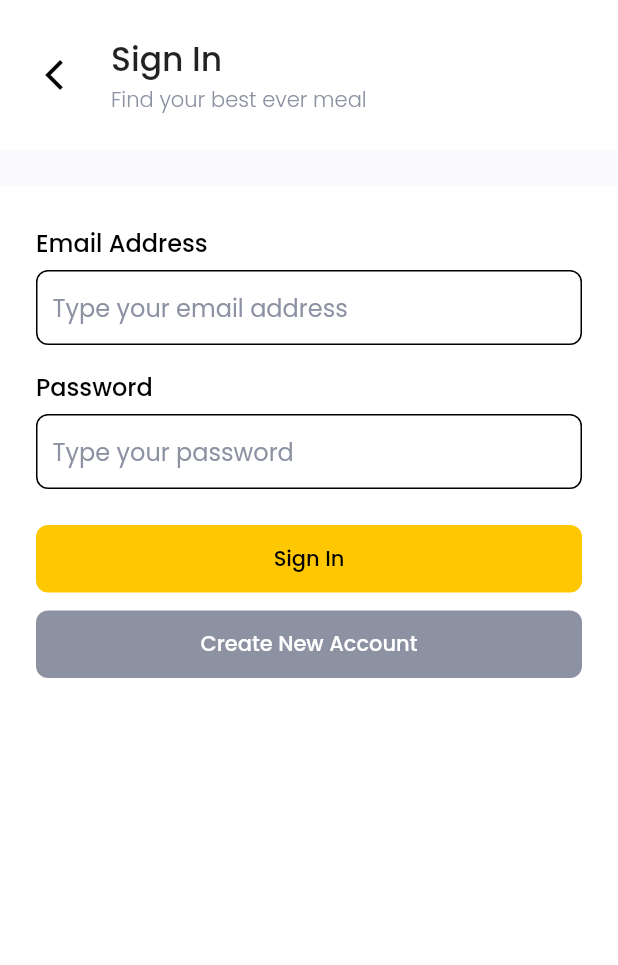
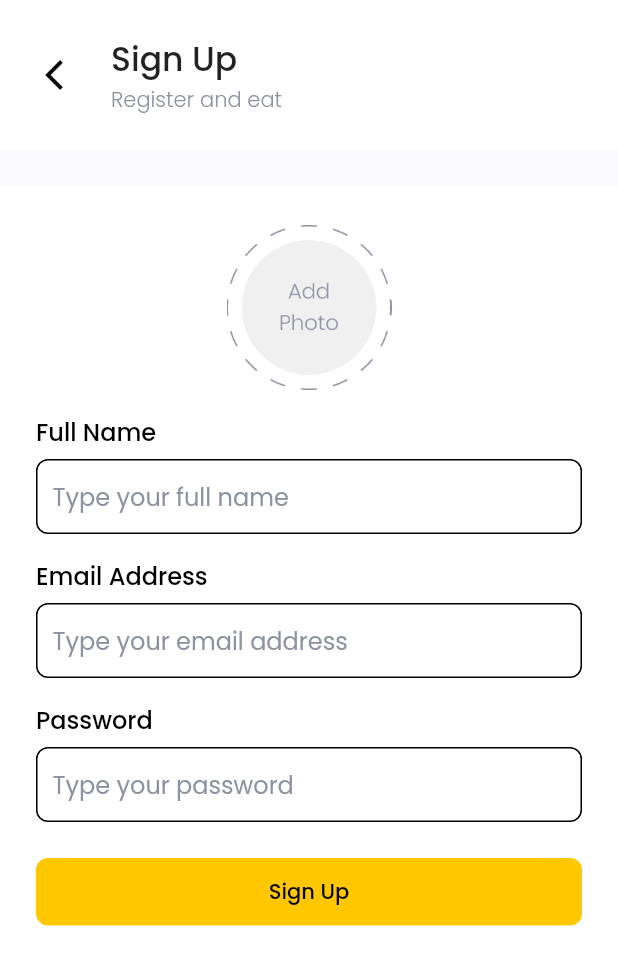
Before and after one commit to 1hafizhsdq/foodmart, a Flutter app: the screen it shows after launch, after a tap on "Create New Account", on a phone screen of 412 x 824 dp. Shown: the top 965 px of the screen. Run offline on Flutter 3.47's test engine with Material 2 defaults, Android fonts, the phone set to English and light mode, and no system bars; our stand-ins replace flutter_spinkit, get, google_fonts, supercharged.

Commit message:
slicing signup page

```diff
--- a/lib/main.dart
+++ b/lib/main.dart
@@ -1,5 +1,6 @@
 import 'package:flutter/material.dart';
 import 'package:food_market/ui/pages/pages.dart';
+import 'package:get/get.dart';
 
 void main() {
   runApp(const MyApp());
@@ -10,7 +11,7 @@ class MyApp extends StatelessWidget {
 
   @override
   Widget build(BuildContext context) {
-    return MaterialApp(
+    return GetMaterialApp(
       debugShowCheckedModeBanner: false,
       home: SignInPage(),
     );
--- a/lib/ui/pages/general_page.dart
+++ b/lib/ui/pages/general_page.dart
@@ -3,7 +3,7 @@ part of 'pages.dart';
 class GeneralPage extends StatelessWidget {
   final String title;
   final String subtitle;
-  final Function onBackButtonPress;
+  final bool onBackButtonPress;
   final Widget? child;
   final Color? backColor;
 
@@ -41,8 +41,12 @@ class GeneralPage extends StatelessWidget {
                       color: Colors.white,
                       child: Row(
                         children: [
-                          onBackButtonPress != null
-                              ? Container(
+                          onBackButtonPress != false
+                              ? GestureDetector(
+                                onTap: () {
+                                  Get.back();
+                                },
+                                child: Container(
                                     width: 24,
                                     height: 24,
                                     margin: EdgeInsets.only(right: 26),
@@ -50,6 +54,7 @@ class GeneralPage extends StatelessWidget {
                                       image: DecorationImage(
                                         image:
                                             AssetImage('assets/back_arrow.png'),
+                                      ),
                                     ),
                                   ),
                               )
--- a/lib/ui/pages/pages.dart
+++ b/lib/ui/pages/pages.dart
@@ -5,6 +5,8 @@ import 'package:flutter_spinkit/flutter_spinkit.dart';
 import 'package:food_market/shared/shared.dart';
 import 'package:google_fonts/google_fonts.dart';
 import 'package:supercharged/supercharged.dart';
+import 'package:get/get.dart';
 
 part 'general_page.dart';
 part 'sign_in_page.dart';
+part 'sign_up_page.dart';
--- a/lib/ui/pages/sign_in_page.dart
+++ b/lib/ui/pages/sign_in_page.dart
@@ -17,7 +17,7 @@ class _SignInPageState extends State<SignInPage> {
     return GeneralPage(
       title: 'Sign In',
       subtitle: 'Find your best ever meal',
-      onBackButtonPress: () {},
+      onBackButtonPress: false,
       child: Column(
         children: [
           Container(
@@ -110,7 +110,9 @@ class _SignInPageState extends State<SignInPage> {
                     color: mainColor,
                   )
                 : TextButton(
-                    onPressed: () {},
+                    onPressed: () {
+                      Get.to(SignUpPage());
+                    },
                     style: TextButton.styleFrom(
                       backgroundColor: greyColor,
                       shape: RoundedRectangleBorder(
--- /dev/null
+++ b/lib/ui/pages/sign_up_page.dart
@@ -0,0 +1,147 @@
+part of 'pages.dart';
+
+class SignUpPage extends StatefulWidget {
+  const SignUpPage({super.key});
+
+  @override
+  State<SignUpPage> createState() => _SignUpPageState();
+}
+
+class _SignUpPageState extends State<SignUpPage> {
+  @override
+  Widget build(BuildContext context) {
+    TextEditingController nameController = TextEditingController();
+    TextEditingController emailController = TextEditingController();
+    TextEditingController passwordController = TextEditingController();
+
+    return GeneralPage(
+      title: 'Sign Up',
+      subtitle: 'Register and eat',
+      onBackButtonPress: true,
+      child: Column(
+        children: [
+          Container(
+            width: 110,
+            height: 110,
+            margin: EdgeInsets.only(top: 26),
+            padding: EdgeInsets.all(10),
+            decoration: BoxDecoration(
+              image: DecorationImage(
+                image: AssetImage("assets/photo_border.png"),
+              ),
+            ),
+            child: Container(
+              decoration: BoxDecoration(
+                shape: BoxShape.circle,
+                image: DecorationImage(
+                  image: AssetImage("assets/photo.png"),
+                  fit: BoxFit.cover,
+                ),
+              ),
+            ),
+          ),
+          Container(
+            color: Colors.white,
+            width: double.infinity,
+            margin: EdgeInsets.fromLTRB(defaultMargin, 16, defaultMargin, 6),
+            child: Text(
+              "Full Name",
+              style: blackFontStyle2,
+            ),
+          ),
+          Container(
+            width: double.infinity,
+            margin: EdgeInsets.symmetric(horizontal: defaultMargin),
+            padding: EdgeInsets.symmetric(horizontal: 10),
+            decoration: BoxDecoration(
+              borderRadius: BorderRadius.circular(8),
+              border: Border.all(color: Colors.black),
+            ),
+            child: TextField(
+              controller: nameController,
+              decoration: InputDecoration(
+                border: InputBorder.none,
+                hintStyle: greyFontStyle,
+                hintText: "Type your full name",
+              ),
+            ),
+          ),
+          Container(
+            color: Colors.white,
+            width: double.infinity,
+            margin: EdgeInsets.fromLTRB(defaultMargin, 16, defaultMargin, 6),
+            child: Text(
+              "Email Address",
+              style: blackFontStyle2,
+            ),
+          ),
+          Container(
+            width: double.infinity,
+            margin: EdgeInsets.symmetric(horizontal: defaultMargin),
+            padding: EdgeInsets.symmetric(horizontal: 10),
+            decoration: BoxDecoration(
+              borderRadius: BorderRadius.circular(8),
+              border: Border.all(color: Colors.black),
+            ),
+            child: TextField(
+              controller: emailController,
+              decoration: InputDecoration(
+                border: InputBorder.none,
+                hintStyle: greyFontStyle,
+                hintText: "Type your email address",
+              ),
+            ),
+          ),
+          Container(
+            color: Colors.white,
+            width: double.infinity,
+            margin: EdgeInsets.fromLTRB(defaultMargin, 16, defaultMargin, 6),
+            child: Text(
+              "Password",
+              style: blackFontStyle2,
+            ),
+          ),
+          Container(
+            width: double.infinity,
+            margin: EdgeInsets.symmetric(horizontal: defaultMargin),
+            padding: EdgeInsets.symmetric(horizontal: 10),
+            decoration: BoxDecoration(
+              borderRadius: BorderRadius.circular(8),
+              border: Border.all(color: Colors.black),
+            ),
+            child: TextField(
+              controller: passwordController,
+              decoration: InputDecoration(
+                border: InputBorder.none,
+                hintStyle: greyFontStyle,
+                hintText: "Type your password",
+              ),
+            ),
+          ),
+          Container(
+            width: double.infinity,
+            margin: EdgeInsets.only(top: 24),
+            height: 45,
+            padding: EdgeInsets.symmetric(horizontal: 24),
+            child: TextButton(
+              onPressed: () {},
+              style: TextButton.styleFrom(
+                backgroundColor: mainColor,
+                shape: RoundedRectangleBorder(
+                  borderRadius: BorderRadius.circular(8),
+                ),
+              ),
+              child: Text(
+                "Sign Up",
+                style: GoogleFonts.poppins(
+                  color: Colors.black,
+                  fontWeight: FontWeight.w500,
+                ),
+              ),
+            ),
+          ),
+        ],
+      ),
+    );
+  }
+}
--- a/pubspec.yaml
+++ b/pubspec.yaml
@@ -34,6 +34,7 @@ dependencies:
     sdk: flutter
   flutter_bloc: ^8.1.2
   flutter_spinkit: ^5.1.0
+  get: ^4.6.5
   google_fonts: ^4.0.3
   supercharged: ^2.1.1
 
```
Also changed, not shown: pubspec.lock. Lines whose indentation alone changed are shown as unchanged.
